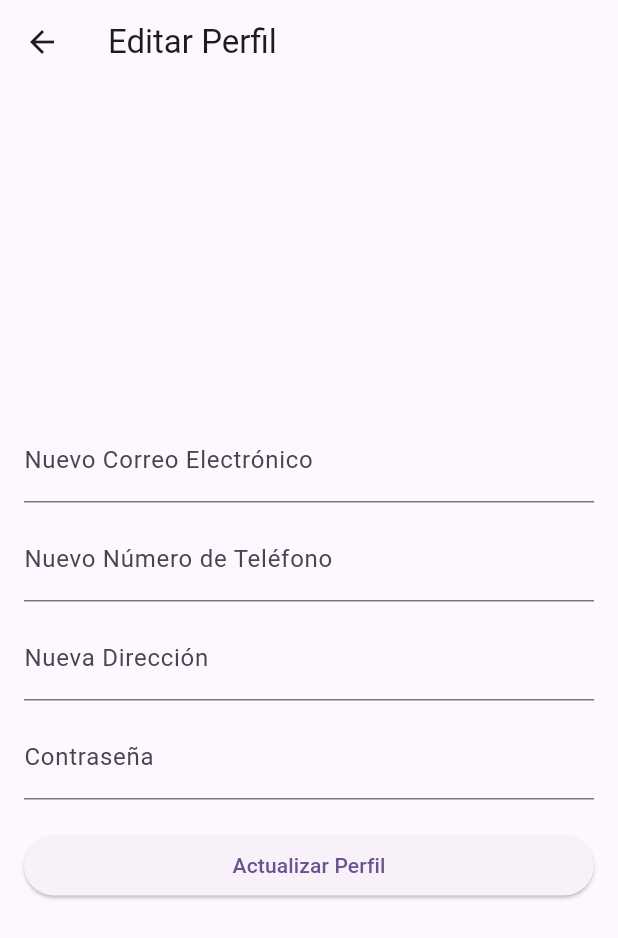
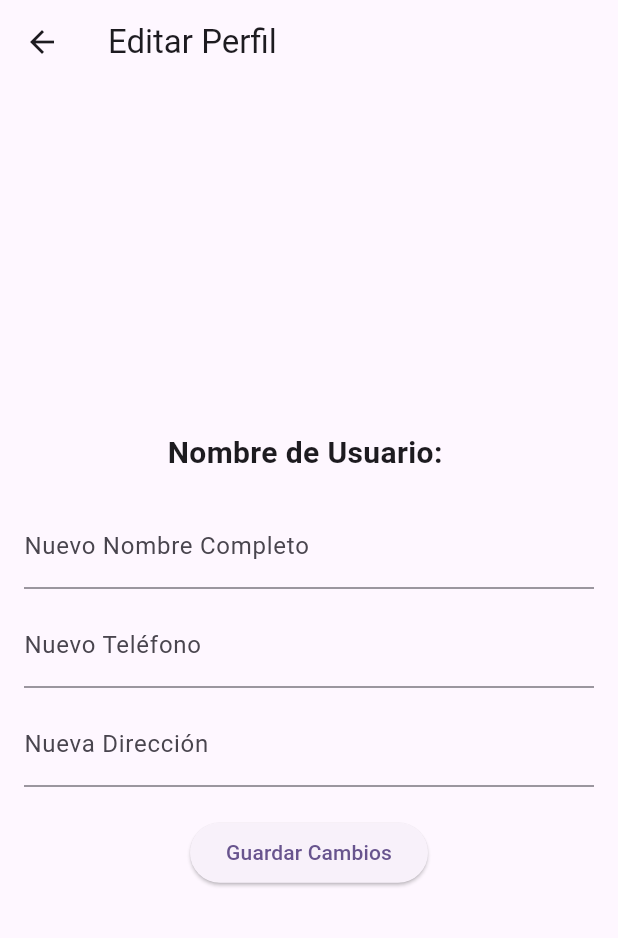
Before and after one commit to yojanz22/App_Animales, a Flutter app: the MenuPage screen opened directly with empty values, in the side drawer, after a tap on "Perfil", on a phone screen of 412 x 824 dp. Shown: the top 938 px of the screen. Run offline on Flutter 3.47's test engine with Material 3 defaults, Android fonts, the light colour scheme and no system bars; our stand-ins replace cloud_firestore, firebase_auth, firebase_core; accounts and stored records are empty.

Commit message:
editar perfil

```diff
--- a/lib/EditarPerfil.dart
+++ b/lib/EditarPerfil.dart
@@ -1,18 +1,20 @@
+import 'package:cloud_firestore/cloud_firestore.dart';
+import 'package:firebase_auth/firebase_auth.dart';
 import 'package:flutter/material.dart';
 
 class EditarPerfilPage extends StatefulWidget {
-  final String nombreActual;
+  final String nombreUsuarioActual;
   final String correoActual;
-  final String nombreUsuarioActual;
   final String telefonoActual;
   final String direccionActual;
+  final String nombreCompletoActual;
 
   EditarPerfilPage({
-    required this.nombreActual,
+    required this.nombreUsuarioActual,
     required this.correoActual,
-    required this.nombreUsuarioActual,
     required this.telefonoActual,
     required this.direccionActual,
+    required this.nombreCompletoActual,
   });
 
   @override
@@ -20,31 +22,42 @@ class EditarPerfilPage extends StatefulWidget {
 }
 
 class _EditarPerfilPageState extends State<EditarPerfilPage> {
-  late TextEditingController _correoController;
+  late TextEditingController _nombreController;
   late TextEditingController _telefonoController;
   late TextEditingController _direccionController;
-  late TextEditingController _passwordController;
 
   @override
   void initState() {
     super.initState();
-    _correoController = TextEditingController(text: widget.correoActual);
+    _nombreController =
+        TextEditingController(text: widget.nombreCompletoActual);
     _telefonoController = TextEditingController(text: widget.telefonoActual);
     _direccionController = TextEditingController(text: widget.direccionActual);
-    _passwordController = TextEditingController();
   }
 
-  void _actualizarPerfil() {
-    // Lógica para actualizar el perfil
-    String nuevoCorreo = _correoController.text;
+  void _guardarCambios() async {
+    String nuevoNombreCompleto = _nombreController.text;
     String nuevoTelefono = _telefonoController.text;
     String nuevaDireccion = _direccionController.text;
 
-    // Aquí puedes realizar operaciones como actualizar la información en Firestore
-    // o cualquier otro lugar donde almacenes los datos del usuario.
+    try {
+      // Obtén la ID del usuario actual
+      String userId = FirebaseAuth.instance.currentUser!.uid;
 
-    // Una vez que hayas guardado los cambios, puedes navegar de nuevo a la página de Menú
-    Navigator.pop(context);
+      // Actualiza el documento en Firestore
+      await FirebaseFirestore.instance
+          .collection('usuarios')
+          .doc(userId)
+          .update({
+        'nombreCompleto': nuevoNombreCompleto,
+        'telefono': nuevoTelefono,
+        'direccion': nuevaDireccion,
+      });
+
+      Navigator.pop(context); // Cierra la página de edición de perfil
+    } catch (error) {
+      print('Error al actualizar el perfil: $error');
+    }
   }
 
   @override
@@ -57,34 +70,30 @@ class _EditarPerfilPageState extends State<EditarPerfilPage> {
         padding: const EdgeInsets.all(16.0),
         child: Column(
           mainAxisAlignment: MainAxisAlignment.center,
-          crossAxisAlignment: CrossAxisAlignment.stretch,
           children: [
+            Text(
+              'Nombre de Usuario: ${widget.nombreUsuarioActual}',
+              style: TextStyle(fontSize: 20, fontWeight: FontWeight.bold),
+            ),
+            SizedBox(height: 20),
             TextField(
-              controller: _correoController,
-              decoration:
-                  InputDecoration(labelText: 'Nuevo Correo Electrónico'),
+              controller: _nombreController,
+              decoration: InputDecoration(labelText: 'Nuevo Nombre Completo'),
             ),
             SizedBox(height: 10),
             TextField(
               controller: _telefonoController,
-              decoration:
-                  InputDecoration(labelText: 'Nuevo Número de Teléfono'),
+              decoration: InputDecoration(labelText: 'Nuevo Teléfono'),
             ),
             SizedBox(height: 10),
             TextField(
               controller: _direccionController,
               decoration: InputDecoration(labelText: 'Nueva Dirección'),
             ),
-            SizedBox(height: 10),
-            TextField(
-              controller: _passwordController,
-              decoration: InputDecoration(labelText: 'Contraseña'),
-              obscureText: true,
-            ),
             SizedBox(height: 20),
             ElevatedButton(
-              onPressed: _actualizarPerfil,
-              child: Text('Actualizar Perfil'),
+              onPressed: _guardarCambios,
+              child: Text('Guardar Cambios'),
             ),
           ],
         ),
--- a/lib/Menu.dart
+++ b/lib/Menu.dart
@@ -18,19 +18,18 @@ class _MenuPageState extends State<MenuPage>
     with SingleTickerProviderStateMixin {
   late TabController _tabController;
   String nombreUsuario = '';
-  String telefono = ''; // Agregar esto si es necesario
-  String direccion = ''; // Agregar esto si es necesario
+  String telefono = '';
+  String direccion = '';
+  String nombreCompleto = '';
 
   @override
   void initState() {
     super.initState();
     _tabController = TabController(length: 2, vsync: this);
 
-    // Llamar a la función para cargar la información del usuario desde Firestore
     cargarInformacionUsuario();
   }
 
-  // Función para cargar la información del usuario desde Firestore
   void cargarInformacionUsuario() async {
     try {
       DocumentSnapshot userSnapshot = await FirebaseFirestore.instance
@@ -40,6 +39,8 @@ class _MenuPageState extends State<MenuPage>
       if (userSnapshot.exists) {
         setState(() {
           nombreUsuario = userSnapshot['nombreUsuario'];
+          nombreCompleto =
+              userSnapshot['nombreCompleto'] ?? ''; // Agrega esta línea
           telefono = userSnapshot['telefono'] ?? '';
           direccion = userSnapshot['direccion'] ?? '';
         });
@@ -102,9 +103,9 @@ class _MenuPageState extends State<MenuPage>
                   context,
                   MaterialPageRoute(
                     builder: (context) => EditarPerfilPage(
-                      nombreActual: nombreUsuario,
+                      nombreUsuarioActual: nombreUsuario,
+                      nombreCompletoActual: nombreCompleto,
                       correoActual: widget.user?.email ?? '',
-                      nombreUsuarioActual: nombreUsuario,
                       telefonoActual: telefono,
                       direccionActual: direccion,
                     ),
--- a/lib/RegistroPage.dart
+++ b/lib/RegistroPage.dart
@@ -55,7 +55,7 @@ class _RegistroPageState extends State<RegistroPage> {
             .collection('usuarios')
             .doc(userCredential.user!.uid)
             .set({
-          'nombre': _nombreController.text,
+          'nombreCompleto': _nombreController.text,
           'email': _emailController.text,
           'telefono': _telefonoController.text,
           'direccion': _direccionController.text,
```
